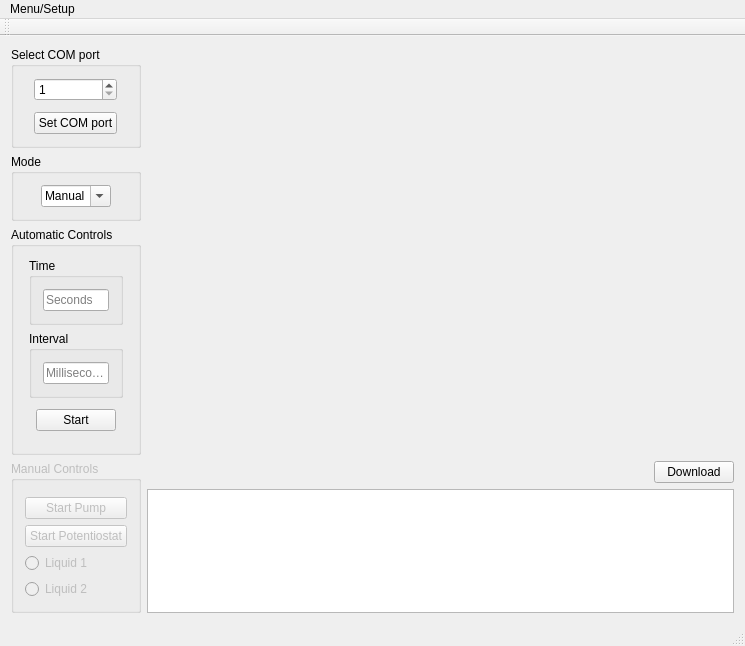
Above: user-interface/ExperimentControl/mainwindow.ui from atraastrum/project-a-elec-e8002 before the change. Below: the same form after it.
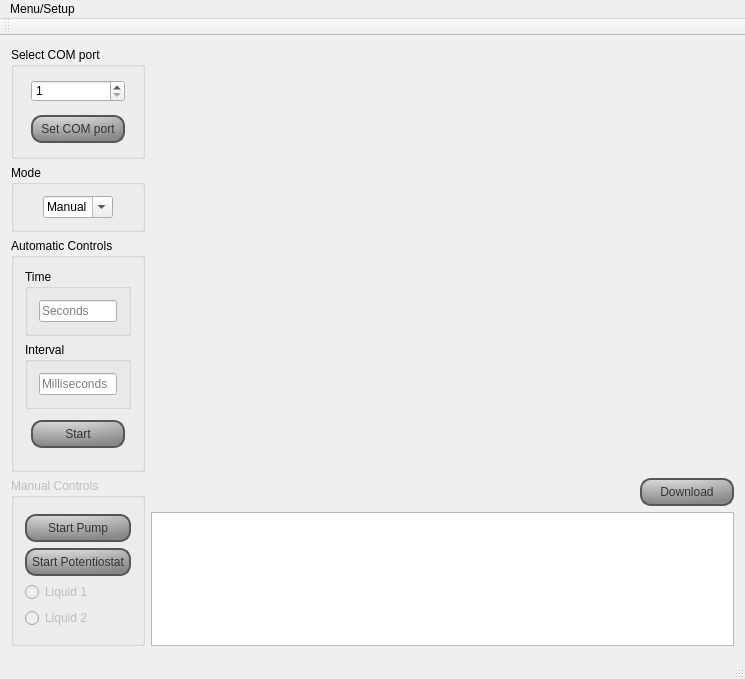
That is the form after the change.

Commit message: Style push buttons in ui

The edit to the form file:
```diff
--- a/user-interface/ExperimentControl/mainwindow.ui
+++ b/user-interface/ExperimentControl/mainwindow.ui
@@ -7,12 +7,35 @@
     <x>0</x>
     <y>0</y>
     <width>745</width>
-    <height>582</height>
+    <height>679</height>
    </rect>
   </property>
   <property name="windowTitle">
    <string>MainWindow</string>
   </property>
+  <property name="styleSheet">
+   <string notr="true">QPushButton {
+	color: #333;
+	border: 2px solid #555;
+	border-radius: 11px;
+	padding: 5px;
+	background: qradialgradient(cx: 0.3, cy: -0.4, fx: 0.3, fy: -0.4, radius: 1.35, stop: 0 #fff, stop: 1 #888);
+	min-width: 80px;
+}
+
+QPushButton:hover {
+	background: qradialgradient(cx: 0.3, cy: -0.4,
+	fx: 0.3, fy: -0.4,
+	radius: 1.35, stop: 0 #fff, stop: 1 #bbb);
+}
+
+QPushButton:pressed {
+	background: qradialgradient(cx: 0.4, cy: -0.1,
+	fx: 0.4, fy: -0.1,
+	radius: 1.35, stop: 0 #fff, stop: 1 #ddd);
+}
+</string>
+  </property>
   <widget class="QWidget" name="centralWidget">
    <property name="sizePolicy">
     <sizepolicy hsizetype="Expanding" vsizetype="Expanding">
```
Left out of the diff: 210 changed lines with no effect on the pictures.
